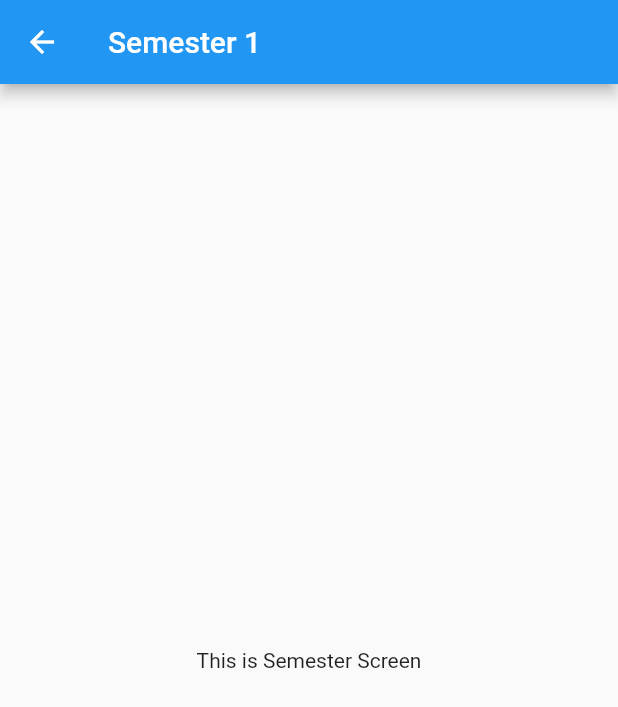
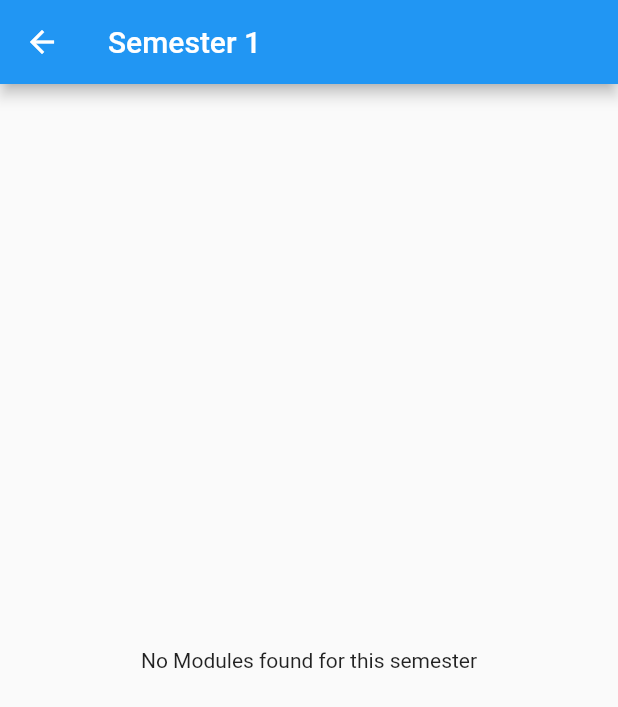
Before and after one commit to Ishad-M-I-M/gpa_calculator, a Flutter app: the screen it shows after launch, after a tap on an icon or button, on a phone screen of 412 x 824 dp. Shown: the top 707 px of the screen. Run offline on Flutter 3.47's test engine with Material 2 defaults, Android fonts, the phone set to English and light mode, and no system bars.

Commit message:
list the modules in semester screen

```diff
--- a/lib/screens/home_screen.dart
+++ b/lib/screens/home_screen.dart
@@ -19,9 +19,9 @@ class _HomeScreenState extends State<HomeScreen> {
     Semester(semester: 1), Semester(semester: 2), Semester(semester: 3)
   ];
 
-  void navigateToSemesterScreen(BuildContext context, int semester) {
+  void navigateToSemesterScreen(BuildContext context, Semester semester) {
     Navigator.of(context)
-        .push(MaterialPageRoute(builder: (_) =>  SemesterScreen(number: semester,)));
+        .push(MaterialPageRoute(builder: (_) =>  SemesterScreen(semester: semester,)));
   }
 
   void navigateToAddSemesterScreen(BuildContext context) {
@@ -48,7 +48,7 @@ class _HomeScreenState extends State<HomeScreen> {
               crossAxisCount: 1,
               childAspectRatio: 3,
               children: semesters.map((sem){
-                return SemesterCard(semester: sem.semester, onTap: (ctx)=> navigateToSemesterScreen(context, sem.semester),);
+                return SemesterCard(semester: sem.semester, onTap: (ctx)=> navigateToSemesterScreen(context, sem),);
               }).toList(),
             ),
           ),
--- a/lib/screens/semester_screen.dart
+++ b/lib/screens/semester_screen.dart
@@ -1,14 +1,35 @@
 import 'package:flutter/material.dart';
 
+import '../models/semester.dart';
+
 class SemesterScreen extends StatelessWidget {
-  final int number;
-  const SemesterScreen({Key? key, required this.number}) : super(key: key);
+  final Semester semester;
+  const SemesterScreen({Key? key, required this.semester}) : super(key: key);
 
   @override
   Widget build(BuildContext context) {
     return Scaffold(
-      appBar: AppBar(title: Text("Semester $number"),),
-      body: const Center(child: Text("This is Semester Screen"),),
+      appBar: AppBar(title: Text("Semester ${semester.semester}"),),
+      body: semester.modules.isNotEmpty? Column(
+        children: [
+          Flexible(
+            child: ListView.builder(
+              itemCount: semester.modules.length,
+              itemBuilder: (context, index) {
+                return ListTile(
+                  title: Text('${semester.modules[index].code} ${semester.modules[index].name}'),
+                  subtitle: Text('credits: ${semester.modules[index].credits}'),
+                  trailing: IconButton(
+                    icon: const Icon(Icons.add_circle_outline_sharp),
+                    onPressed: () {},
+                  ),
+                );
+              },
+            ),
+          ),
+        ],
+      ) :
+      const Center(child: Text("No Modules found for this semester"),),
     );
   }
 }
```
